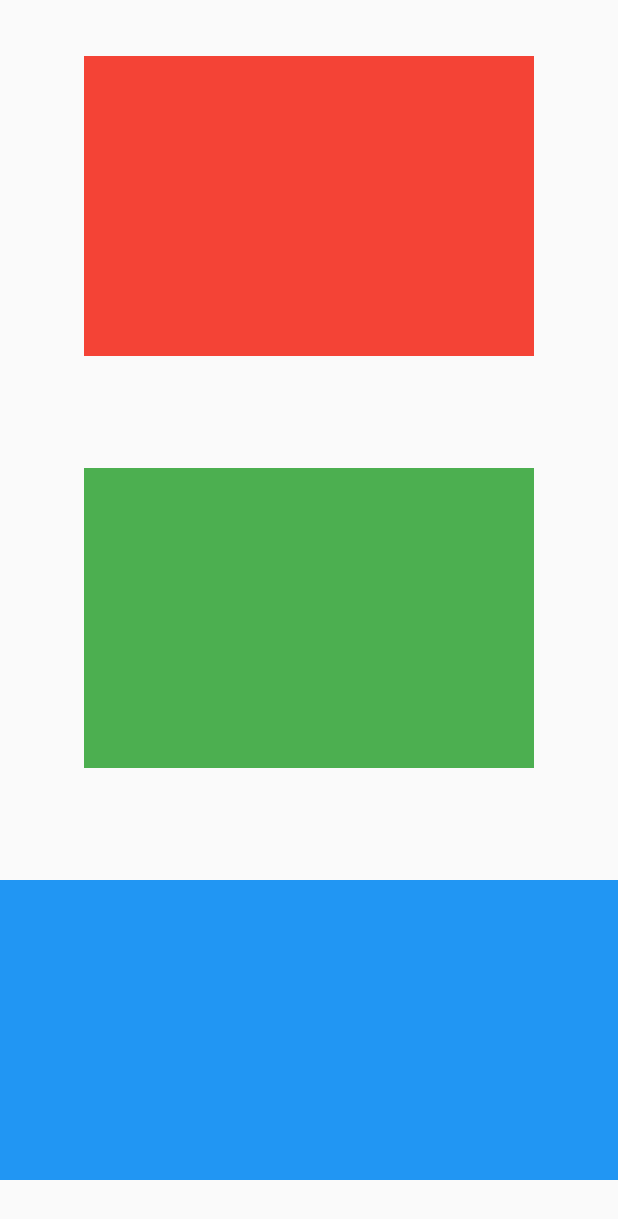
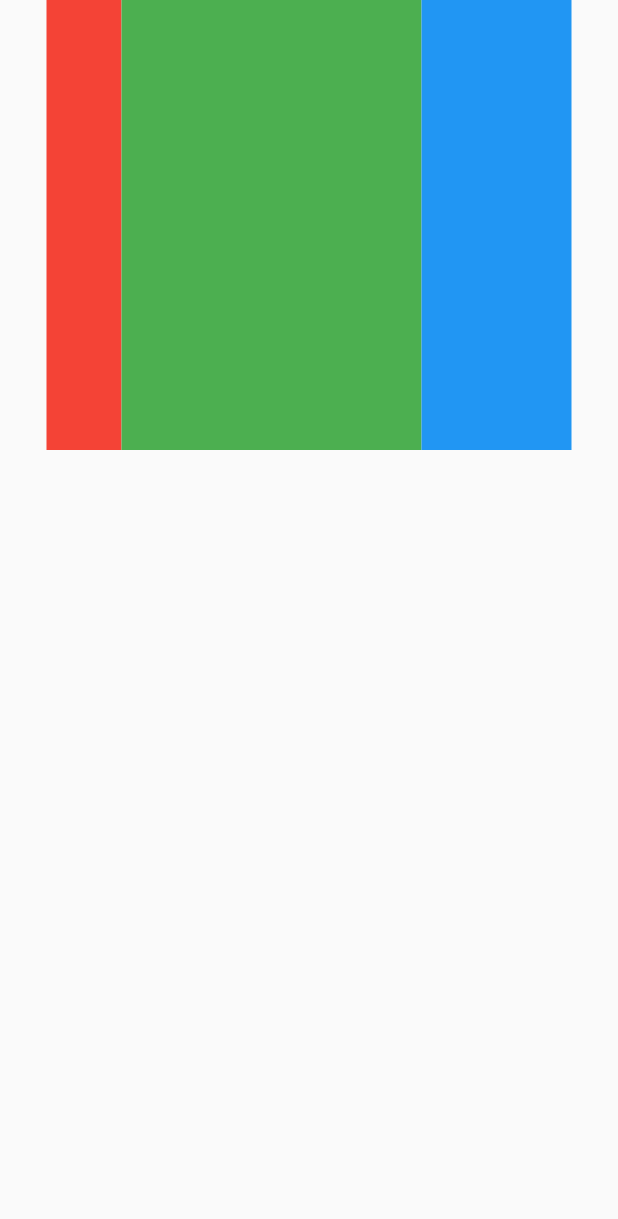
Before and after one commit to Muhanned-Anwar/avatar_course2_2, a Flutter app: the screen it shows after launch, on a phone screen of 412 x 824 dp. Shown: the top 1219 px of the screen. Run offline on Flutter 3.47's test engine with Material 2 defaults, Android fonts, the light colour scheme and no system bars.

Commit message:
mainAxisAlignment and crossAxisAlignment in row

```diff
--- a/lib/main.dart
+++ b/lib/main.dart
@@ -13,24 +13,24 @@ class MyApp extends StatelessWidget {
       debugShowCheckedModeBanner: false,
       home: Scaffold(
         body: Container(
-          child: Column(
-            mainAxisAlignment: MainAxisAlignment.spaceAround,
+          child: Row(
+            mainAxisAlignment: MainAxisAlignment.center,
             crossAxisAlignment: CrossAxisAlignment.center,
             children: [
               Container( // width: 0
                 color: Colors.red,
-                width: 300,
-                height: 200,
+                width: 50,
+                height: 300,
               ),
               Container( // width: 0
                 color: Colors.green,
-                width: 300,
-                height: 200,
+                width: 200,
+                height: 300,
               ),
               Container( // width: 0
                 color: Colors.blue,
-                width: double.infinity,
-                height: 200,
+                width: 100,
+                height: 300,
               ),
             ],
           ),
```
